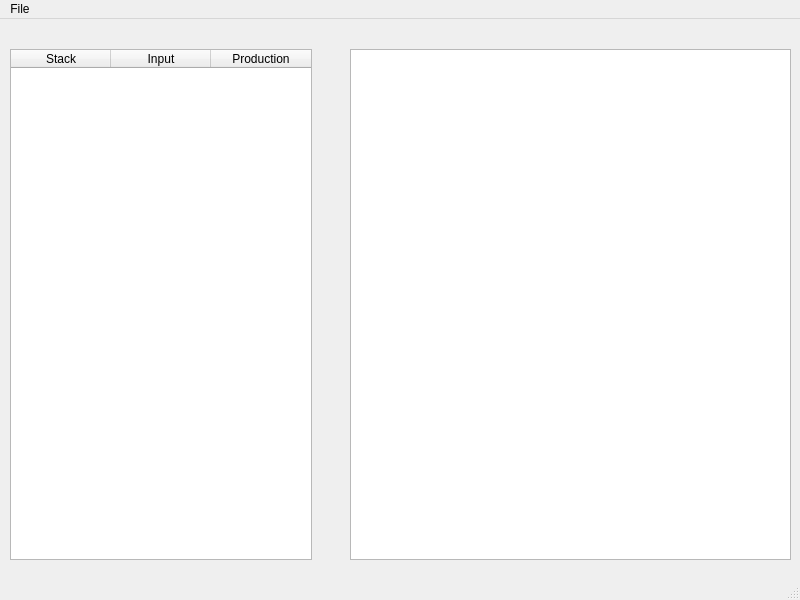
Old version of the form mainwindow.ui in the repository wanak0/appProyectoAutomatas.
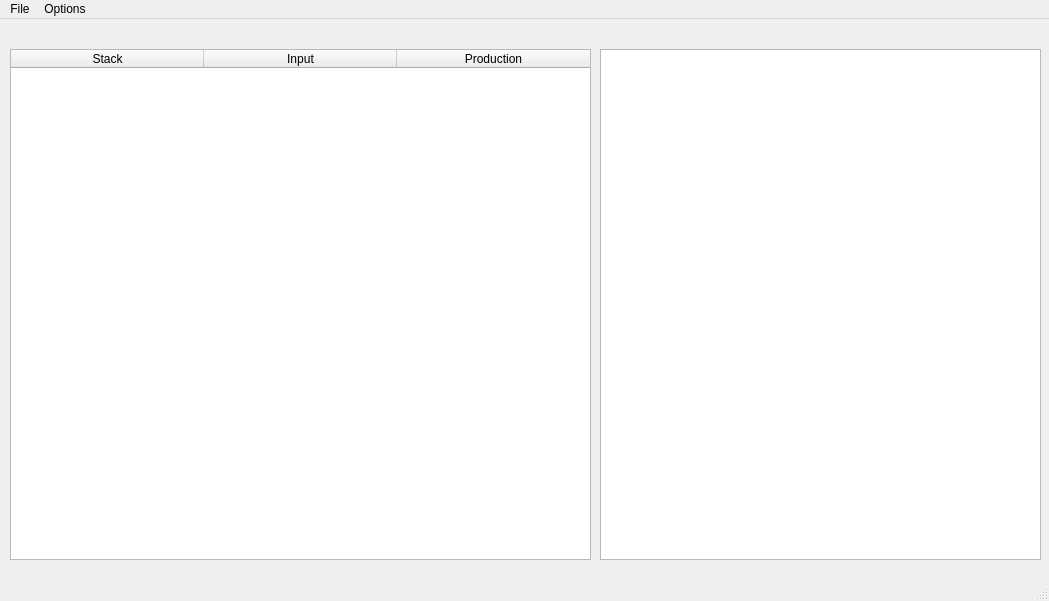
New version of the form.

The edit to the form file:
```diff
--- a/mainwindow.ui
+++ b/mainwindow.ui
@@ -6,8 +6,8 @@
    <rect>
     <x>0</x>
     <y>0</y>
-    <width>800</width>
-    <height>600</height>
+    <width>1049</width>
+    <height>601</height>
    </rect>
   </property>
   <property name="windowTitle">
@@ -19,10 +19,34 @@
      <rect>
       <x>10</x>
       <y>30</y>
-      <width>302</width>
+      <width>581</width>
       <height>511</height>
      </rect>
     </property>
+    <attribute name="horizontalHeaderCascadingSectionResizes">
+     <bool>false</bool>
+    </attribute>
+    <attribute name="horizontalHeaderMinimumSectionSize">
+     <number>22</number>
+    </attribute>
+    <attribute name="horizontalHeaderDefaultSectionSize">
+     <number>193</number>
+    </attribute>
+    <attribute name="horizontalHeaderHighlightSections">
+     <bool>true</bool>
+    </attribute>
+    <attribute name="horizontalHeaderShowSortIndicator" stdset="0">
+     <bool>true</bool>
+    </attribute>
+    <attribute name="horizontalHeaderStretchLastSection">
+     <bool>false</bool>
+    </attribute>
+    <attribute name="verticalHeaderVisible">
+     <bool>true</bool>
+    </attribute>
+    <attribute name="verticalHeaderHighlightSections">
+     <bool>true</bool>
+    </attribute>
     <column>
      <property name="text">
       <string>Stack</string>
@@ -42,7 +66,7 @@
    <widget class="QPlainTextEdit" name="textEditor">
     <property name="geometry">
      <rect>
-      <x>350</x>
+      <x>600</x>
       <y>30</y>
       <width>441</width>
       <height>511</height>
@@ -52,8 +76,8 @@
    <widget class="QLabel" name="labelFileName">
     <property name="geometry">
      <rect>
-      <x>357</x>
-      <y>5</y>
+      <x>620</x>
+      <y>0</y>
       <width>431</width>
       <height>21</height>
      </rect>
@@ -68,7 +92,7 @@
     <rect>
      <x>0</x>
      <y>0</y>
-     <width>800</width>
+     <width>1049</width>
      <height>24</height>
     </rect>
    </property>
@@ -85,7 +109,14 @@
     <addaction name="actionClose"/>
     <addaction name="separator"/>
    </widget>
+   <widget class="QMenu" name="menuOptions">
+    <property name="title">
+     <string>Options</string>
+    </property>
+    <addaction name="actionAnalize"/>
+   </widget>
    <addaction name="menuFile"/>
+   <addaction name="menuOptions"/>
   </widget>
   <widget class="QStatusBar" name="statusbar"/>
   <action name="actionSave">
```
Left out of the diff: 5 changed lines with no effect on the pictures.
